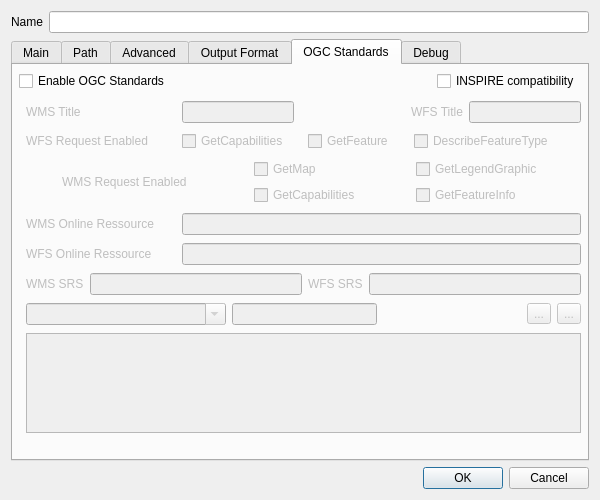
Qt form mapsettings.ui (QMapfileEditor/QMapfileEditor) before a commit.
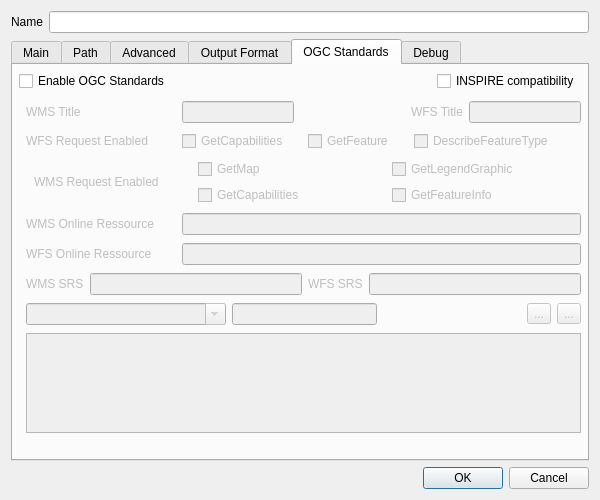
The same form after that commit. The open tabs and pages were chosen to show the change. Icons and pictures are not drawn.

Commit message: add set method for ogc tabs

```diff
--- a/mapsettings.ui
+++ b/mapsettings.ui
@@ -2130,9 +2130,15 @@
             <layout class="QVBoxLayout" name="verticalLayout_7">
              <item>
               <widget class="QCheckBox" name="mf_map_web_md_wms_enable_gm">
+               <property name="minimumSize">
+                <size>
+                 <width>180</width>
+                 <height>0</height>
+                </size>
+               </property>
                <property name="maximumSize">
                 <size>
-                 <width>70</width>
+                 <width>180</width>
                  <height>16777215</height>
                 </size>
                </property>
@@ -2143,9 +2149,15 @@
              </item>
              <item>
               <widget class="QCheckBox" name="mf_map_web_md_wms_enable_gc">
+               <property name="minimumSize">
+                <size>
+                 <width>180</width>
+                 <height>0</height>
+                </size>
+               </property>
                <property name="maximumSize">
                 <size>
-                 <width>120</width>
+                 <width>180</width>
                  <height>16777215</height>
                 </size>
                </property>
@@ -2160,9 +2172,15 @@
             <layout class="QVBoxLayout" name="verticalLayout_6">
              <item>
               <widget class="QCheckBox" name="mf_map_web_md_wms_enable_glg">
+               <property name="minimumSize">
+                <size>
+                 <width>180</width>
+                 <height>0</height>
+                </size>
+               </property>
                <property name="maximumSize">
                 <size>
-                 <width>150</width>
+                 <width>180</width>
                  <height>16777215</height>
                 </size>
                </property>
@@ -2173,9 +2191,15 @@
              </item>
              <item>
               <widget class="QCheckBox" name="mf_map_web_md_wms_enable_gfi">
+               <property name="minimumSize">
+                <size>
+                 <width>180</width>
+                 <height>0</height>
+                </size>
+               </property>
                <property name="maximumSize">
                 <size>
-                 <width>115</width>
+                 <width>180</width>
                  <height>16777215</height>
                 </size>
                </property>
```
Left out of the diff: 2 changed lines with no effect on the pictures. The commit also changes 1 other file.
